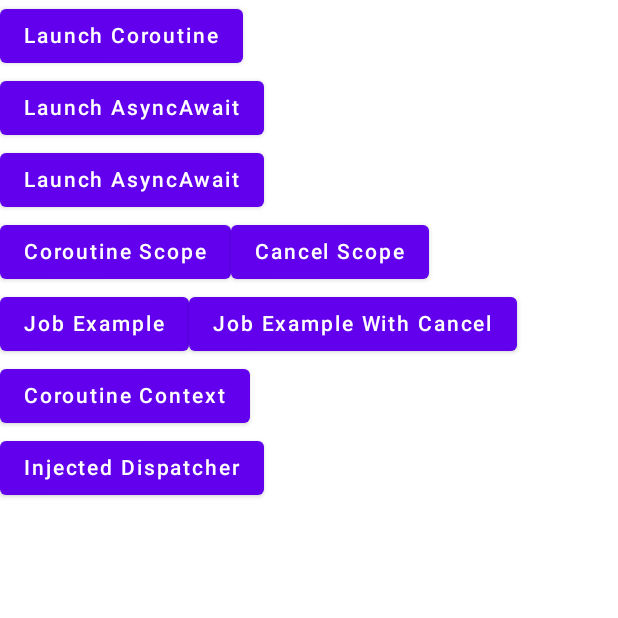
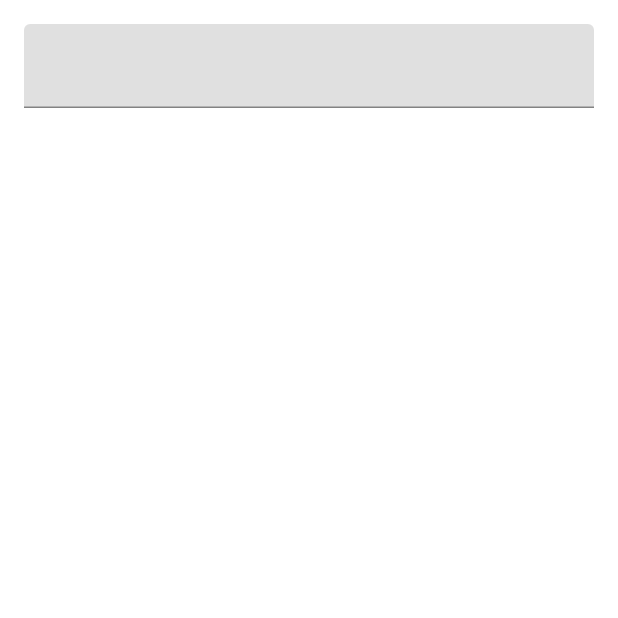
Before and after one commit to szaszpeter/BasicTools, an Android app built with Jetpack Compose: the screen it shows after launch (CoroutineActivity before the commit, FlowActivity after it), on a phone screen of 412 x 824 dp, the top half of it. Run offline under Robolectric (Android 15) with nearby library versions, the phone set to English and light mode, and no system bars; libraries missing offline, so code that uses them is left out: org.koin.ksp; 3 statements that could not run were skipped.

Commit message:
Kotlin State Flow Example

```diff
--- a/app/build.gradle
+++ b/app/build.gradle
@@ -101,6 +101,8 @@ dependencies {
     // Coroutines
     implementation("org.jetbrains.kotlinx:kotlinx-coroutines-android:1.3.9")
 
+    implementation("androidx.lifecycle:lifecycle-runtime-ktx:2.5.0-rc01")
+
     // Networking
     implementation 'com.squareup.retrofit2:retrofit:2.4.0'
     implementation 'com.squareup.retrofit2:converter-gson:2.4.0'
--- a/app/src/main/AndroidManifest.xml
+++ b/app/src/main/AndroidManifest.xml
@@ -18,26 +18,30 @@
         android:theme="@style/Theme.MyApplication"
         tools:targetApi="31">
         <activity
-            android:name=".coroutines.CoroutineActivity"
+            android:name=".flows.FlowActivity"
             android:exported="true"
-            android:label="@string/title_activity_coroutine"
-            android:theme="@style/Theme.MyApplication">
-
+            android:label="@string/title_activity_flow"
+            android:theme="@style/Theme.MyApplication" >
             <intent-filter>
                 <action android:name="android.intent.action.MAIN" />
 
                 <category android:name="android.intent.category.LAUNCHER" />
             </intent-filter>
+        </activity>
+        <activity
+            android:name=".coroutines.CoroutineActivity"
+            android:exported="true"
+            android:label="@string/title_activity_coroutine"
+            android:theme="@style/Theme.MyApplication"/>
 
-        </activity>
         <activity
             android:name=".jetpack.ComposeActivity"
             android:exported="true"
             android:label="@string/title_activity_compose"
-            android:theme="@style/Theme.MyApplication"/>
+            android:theme="@style/Theme.MyApplication" />
         <activity
             android:name=".koin.KoinActivity"
-            android:exported="true"/>
+            android:exported="true" />
     </application>
 
 </manifest>
--- /dev/null
+++ b/app/src/main/java/com/example/myapplication/flows/FlowActivity.kt
@@ -0,0 +1,100 @@
+package com.example.myapplication.flows
+
+import android.os.Bundle
+import androidx.activity.ComponentActivity
+import androidx.activity.compose.setContent
+import androidx.compose.foundation.layout.*
+import androidx.compose.material.MaterialTheme
+import androidx.compose.material.Surface
+import androidx.compose.material.Text
+import androidx.compose.material.TextField
+import androidx.compose.runtime.*
+import androidx.compose.ui.Modifier
+import androidx.compose.ui.text.TextStyle
+import androidx.compose.ui.text.input.TextFieldValue
+import androidx.compose.ui.text.style.TextAlign
+import androidx.compose.ui.unit.dp
+import androidx.lifecycle.Lifecycle
+import androidx.lifecycle.lifecycleScope
+import androidx.lifecycle.repeatOnLifecycle
+import com.example.myapplication.flows.ui.theme.MyApplicationTheme
+import kotlinx.coroutines.launch
+import org.koin.androidx.viewmodel.ext.android.viewModel
+
+class FlowActivity : ComponentActivity() {
+
+    // Lazy Inject ViewModel
+    val viewModel: FlowViewModel by viewModel()
+
+    override fun onCreate(savedInstanceState: Bundle?) {
+        super.onCreate(savedInstanceState)
+        setContent {
+            MyApplicationTheme {
+                // A surface container using the 'background' color from the theme
+                Surface(
+                    modifier = Modifier.fillMaxSize(),
+                    color = MaterialTheme.colors.background
+                ) {
+                    Column {
+                        TextFieldItem()
+                        CenterTextAlign()
+                    }
+                }
+            }
+        }
+        watchTextChange()
+    }
+
+    private fun watchTextChange() {
+        lifecycleScope.launch {
+            repeatOnLifecycle(Lifecycle.State.STARTED) {
+                // Trigger the flow and start listening for values.
+                // Note that this happens when lifecycle is STARTED and stops
+                // collecting when the lifecycle is STOPPED
+                viewModel.uiState.collect { uiState ->
+                    // New value received
+                    when (uiState) {
+                        is LatestUIState.Success -> text.value = uiState.newText
+                        is LatestUIState.Error -> text.value = uiState.exception.message.toString()
+                    }
+                }
+            }
+        }
+    }
+
+    @Composable
+    fun TextFieldItem() {
+        var textValue by remember { mutableStateOf(TextFieldValue("")) }
+        TextField(
+            value = textValue,
+            modifier = Modifier
+                .padding(16.dp)
+                .fillMaxWidth(),
+            // Update value of textValue with the latest value of the text field
+            onValueChange = {
+                textValue = it
+                viewModel.onTextChanged(it.text)
+            }
+        )
+    }
+
+    val text = mutableStateOf("")
+
+    @Composable
+    private fun CenterTextAlign() {
+        Row(modifier = Modifier.fillMaxWidth()) {
+            // Text is a predefined composable that does exactly what you'd expect it to -
+            // display text on the screen. It allows you to customize its appearance using
+            // the style property.
+            Text(
+                text = text.value,
+                style = TextStyle(
+                    textAlign = TextAlign.Center
+                ),
+                modifier = Modifier
+                    .padding(16.dp)
+                    .fillMaxWidth()
+            )
+        }
+    }
+}
--- /dev/null
+++ b/app/src/main/java/com/example/myapplication/flows/FlowViewModel.kt
@@ -0,0 +1,30 @@
+package com.example.myapplication.flows
+
+import androidx.lifecycle.ViewModel
+import androidx.lifecycle.viewModelScope
+import kotlinx.coroutines.flow.Flow
+import kotlinx.coroutines.flow.MutableStateFlow
+import kotlinx.coroutines.flow.StateFlow
+import kotlinx.coroutines.flow.flow
+import kotlinx.coroutines.launch
+import org.koin.android.annotation.KoinViewModel
+
+@KoinViewModel
+class FlowViewModel(): ViewModel() {
+
+    // Backing property to avoid state updates from other classes
+    private val _uiState = MutableStateFlow(LatestUIState.Success(""))
+    // The UI collects from this StateFlow to get its state updates
+    val uiState: StateFlow<LatestUIState> = _uiState
+
+    fun onTextChanged(text: String) {
+        _uiState.value = LatestUIState.Success(text)
+    }
+
+}
+
+// Represents different states for the LatestNews screen
+sealed class LatestUIState {
+    data class Success(val newText: String): LatestUIState()
+    data class Error(val exception: Throwable): LatestUIState()
+}
--- /dev/null
+++ b/app/src/main/java/com/example/myapplication/flows/ui/theme/Color.kt
@@ -0,0 +1,8 @@
+package com.example.myapplication.flows.ui.theme
+
+import androidx.compose.ui.graphics.Color
+
+val Purple200 = Color(0xFFBB86FC)
+val Purple500 = Color(0xFF6200EE)
+val Purple700 = Color(0xFF3700B3)
+val Teal200 = Color(0xFF03DAC5)
--- /dev/null
+++ b/app/src/main/java/com/example/myapplication/flows/ui/theme/Shape.kt
@@ -0,0 +1,11 @@
+package com.example.myapplication.flows.ui.theme
+
+import androidx.compose.foundation.shape.RoundedCornerShape
+import androidx.compose.material.Shapes
+import androidx.compose.ui.unit.dp
+
+val Shapes = Shapes(
+    small = RoundedCornerShape(4.dp),
+    medium = RoundedCornerShape(4.dp),
+    large = RoundedCornerShape(0.dp)
+)
--- /dev/null
+++ b/app/src/main/java/com/example/myapplication/flows/ui/theme/Theme.kt
@@ -0,0 +1,47 @@
+package com.example.myapplication.flows.ui.theme
+
+import androidx.compose.foundation.isSystemInDarkTheme
+import androidx.compose.material.MaterialTheme
+import androidx.compose.material.darkColors
+import androidx.compose.material.lightColors
+import androidx.compose.runtime.Composable
+
+private val DarkColorPalette = darkColors(
+    primary = Purple200,
+    primaryVariant = Purple700,
+    secondary = Teal200
+)
+
+private val LightColorPalette = lightColors(
+    primary = Purple500,
+    primaryVariant = Purple700,
+    secondary = Teal200
+
+    /* Other default colors to override
+    background = Color.White,
+    surface = Color.White,
+    onPrimary = Color.White,
+    onSecondary = Color.Black,
+    onBackground = Color.Black,
+    onSurface = Color.Black,
+    */
+)
+
+@Composable
+fun MyApplicationTheme(
+    darkTheme: Boolean = isSystemInDarkTheme(),
+    content: @Composable () -> Unit
+) {
+    val colors = if (darkTheme) {
+        DarkColorPalette
+    } else {
+        LightColorPalette
+    }
+
+    MaterialTheme(
+        colors = colors,
+        typography = Typography,
+        shapes = Shapes,
+        content = content
+    )
+}
--- /dev/null
+++ b/app/src/main/java/com/example/myapplication/flows/ui/theme/Type.kt
@@ -0,0 +1,28 @@
+package com.example.myapplication.flows.ui.theme
+
+import androidx.compose.material.Typography
+import androidx.compose.ui.text.TextStyle
+import androidx.compose.ui.text.font.FontFamily
+import androidx.compose.ui.text.font.FontWeight
+import androidx.compose.ui.unit.sp
+
+// Set of Material typography styles to start with
+val Typography = Typography(
+    body1 = TextStyle(
+        fontFamily = FontFamily.Default,
+        fontWeight = FontWeight.Normal,
+        fontSize = 16.sp
+    )
+    /* Other default text styles to override
+    button = TextStyle(
+        fontFamily = FontFamily.Default,
+        fontWeight = FontWeight.W500,
+        fontSize = 14.sp
+    ),
+    caption = TextStyle(
+        fontFamily = FontFamily.Default,
+        fontWeight = FontWeight.Normal,
+        fontSize = 12.sp
+    )
+    */
+)
--- a/app/src/main/java/com/example/myapplication/koin/di/AndroidAppModule.kt
+++ b/app/src/main/java/com/example/myapplication/koin/di/AndroidAppModule.kt
@@ -1,8 +1,14 @@
 package com.example.myapplication.koin.di
 
+import kotlinx.coroutines.Dispatchers
 import org.koin.core.annotation.ComponentScan
 import org.koin.core.annotation.Module
+import org.koin.core.annotation.Single
 
 @Module
 @ComponentScan("com.example.myapplication")
-class AndroidAppModule
+class AndroidAppModule {
+
+    @Single
+    fun defaultDispatcher() = Dispatchers.Default
+}
--- a/app/src/main/res/values/strings.xml
+++ b/app/src/main/res/values/strings.xml
@@ -2,4 +2,5 @@
     <string name="app_name">My Application</string>
     <string name="title_activity_compose">ComposeActivity</string>
     <string name="title_activity_coroutine">CoroutineActivity</string>
+    <string name="title_activity_flow">FlowActivity</string>
 </resources>
```
